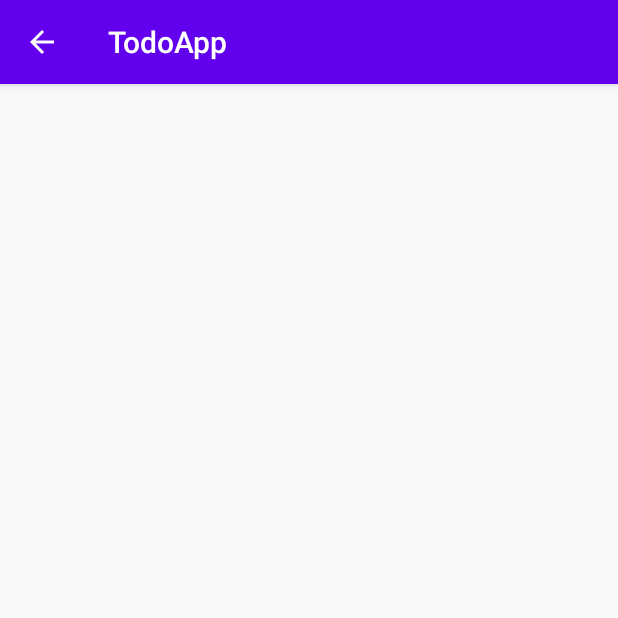
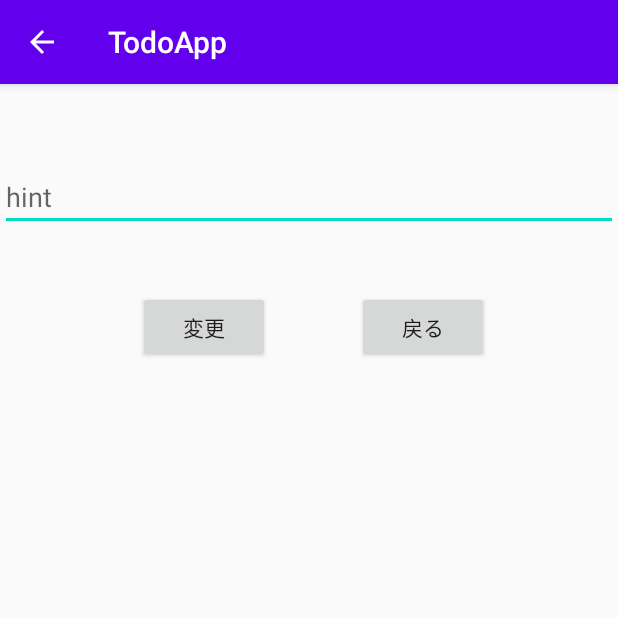
Before and after one commit to mkurom/Kotlin_sampleApp, an Android app: the ItemDetails screen opened directly, with no data from a screen before it, on a phone screen of 412 x 824 dp, the top half of it. Run offline under Robolectric (Android 15) with nearby library versions, the phone set to English and light mode, and no system bars.

Commit message:
アイテム詳細ページでタイトルを編集できるように変更

```diff
--- a/TodoApp/app/src/main/java/com/example/todoapp/ItemDetails.kt
+++ b/TodoApp/app/src/main/java/com/example/todoapp/ItemDetails.kt
@@ -1,13 +1,21 @@
 package com.example.todoapp
 
+import android.content.Intent
+import android.nfc.NfcAdapter.EXTRA_DATA
 import android.support.v7.app.AppCompatActivity
 import android.os.Bundle
 import android.provider.AlarmClock.EXTRA_MESSAGE
+import android.support.design.widget.TextInputEditText
+import android.util.Log
+import android.view.View
 import android.widget.TextView
 
 class ItemDetails : AppCompatActivity() {
     override fun onCreate(savedInstanceState: Bundle?) {
         super.onCreate(savedInstanceState)
+
+        Log.i("debug", "onCreate ItemDetails")
+
         setContentView(R.layout.activity_item_details)
 
         val message = intent.getStringExtra(EXTRA_MESSAGE)
@@ -16,4 +24,28 @@ class ItemDetails : AppCompatActivity() {
             text = message
         }
     }
+
+    // 編集ボタンのイベント
+    fun onClickEditButton(view : View) {
+        val textInputEditText = findViewById<TextInputEditText>(R.id.textInputEditText)
+        val newText = textInputEditText.text.toString()
+
+        val textView = findViewById<TextView>(R.id.textView).apply {
+            text = newText
+        }
+    }
+
+    // 戻るボタンのイベント
+    fun onClickRreturnButton(view : View) {
+
+        //ページをスタックする仕様になる
+//        val textView = findViewById<TextView>(R.id.textView)
+//
+//        // editTextの文字列をIntentに追加する
+//        val intent = Intent(this, MainActivity::class.java).apply {
+//            putExtra(EXTRA_MESSAGE, textView.text)
+//        }
+//
+//        startActivity(intent)
+    }
 }
--- a/TodoApp/app/src/main/res/layout/activity_item_details.xml
+++ b/TodoApp/app/src/main/res/layout/activity_item_details.xml
@@ -12,7 +12,53 @@
         android:layout_height="wrap_content"
         android:layout_marginTop="16dp"
         android:text="TextView"
+        android:textSize="18sp"
         app:layout_constraintEnd_toEndOf="parent"
+        app:layout_constraintHorizontal_bias="0.498"
         app:layout_constraintStart_toStartOf="parent"
         app:layout_constraintTop_toTopOf="parent" />
+
+    <android.support.design.widget.TextInputLayout
+        android:id="@+id/textInputLayout"
+        android:layout_width="match_parent"
+        android:layout_height="wrap_content"
+        app:layout_constraintTop_toBottomOf="@+id/textView"
+        tools:layout_editor_absoluteX="86dp">
+
+    </android.support.design.widget.TextInputLayout>
+
+    <android.support.design.widget.TextInputEditText
+        android:id="@+id/textInputEditText"
+        android:layout_width="match_parent"
+        android:layout_height="wrap_content"
+        android:layout_marginTop="12dp"
+        android:hint="hint"
+        app:layout_constraintEnd_toEndOf="parent"
+        app:layout_constraintHorizontal_bias="0.0"
+        app:layout_constraintStart_toStartOf="parent"
+        app:layout_constraintTop_toBottomOf="@+id/textView" />
+
+    <Button
+        android:id="@+id/editButton"
+        android:layout_width="wrap_content"
+        android:layout_height="wrap_content"
+        android:layout_marginTop="40dp"
+        android:onClick="onClickEditButton"
+        android:text="変更"
+        app:layout_constraintEnd_toEndOf="parent"
+        app:layout_constraintHorizontal_bias="0.284"
+        app:layout_constraintStart_toStartOf="parent"
+        app:layout_constraintTop_toBottomOf="@+id/textInputEditText" />
+
+    <Button
+        android:id="@+id/returnButton"
+        android:layout_width="wrap_content"
+        android:layout_height="wrap_content"
+        android:layout_marginTop="40dp"
+        android:onClick="onClickRreturnButton"
+        android:text="戻る"
+        app:layout_constraintEnd_toEndOf="parent"
+        app:layout_constraintHorizontal_bias="0.401"
+        app:layout_constraintStart_toEndOf="@+id/editButton"
+        app:layout_constraintTop_toBottomOf="@+id/textInputEditText" />
 </android.support.constraint.ConstraintLayout>
```
